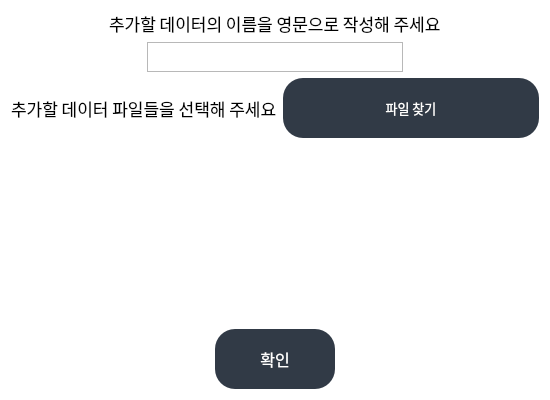
Meawcat/CheckMate, file gui/add_dialog.ui: the form before one commit.
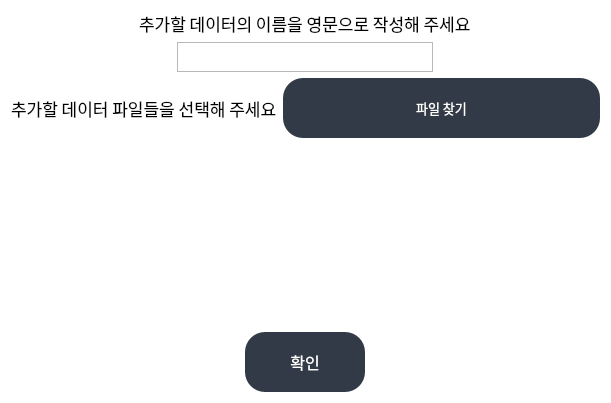
The form after the commit.

```diff
--- a/gui/add_dialog.ui
+++ b/gui/add_dialog.ui
@@ -6,8 +6,8 @@
    <rect>
     <x>0</x>
     <y>0</y>
-    <width>550</width>
-    <height>400</height>
+    <width>611</width>
+    <height>403</height>
    </rect>
   </property>
   <property name="maximumSize">
@@ -94,8 +94,8 @@
       </layout>
      </item>
      <item>
-      <layout class="QHBoxLayout" name="horlay1">
-       <item>
+      <layout class="QGridLayout" name="gridLayout">
+       <item row="0" column="0">
         <widget class="QLabel" name="file_label">
          <property name="sizePolicy">
           <sizepolicy hsizetype="Fixed" vsizetype="Fixed">
@@ -122,7 +122,7 @@
          </property>
         </widget>
        </item>
-       <item>
+       <item row="0" column="1">
         <widget class="QPushButton" name="file_button">
          <property name="font">
           <font>
```
Left out of the diff: 4 changed lines with no effect on the pictures.
